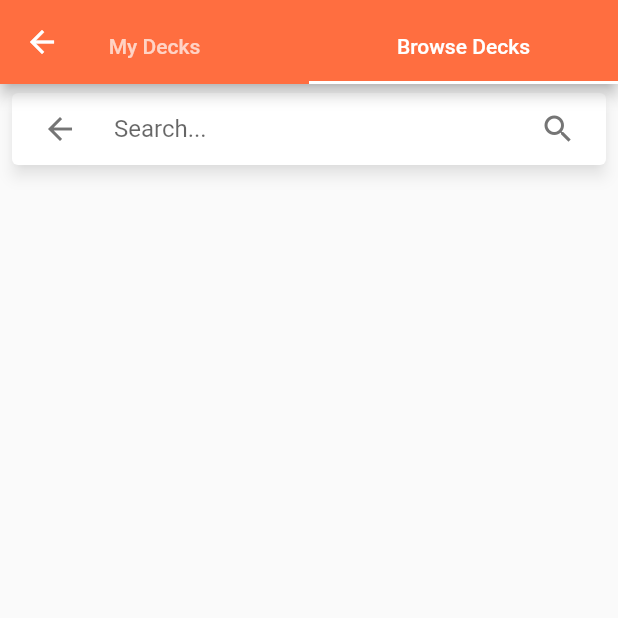
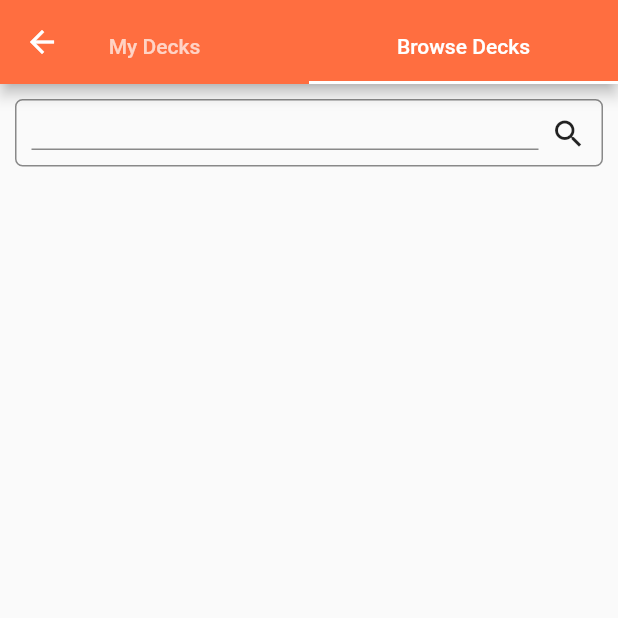
Before and after one commit to mfteloglu/MemBoost, a Flutter app: the ManageDecksScreen screen opened directly, tab 2 chosen, on a phone screen of 412 x 824 dp, the top half of it. Run offline on Flutter 3.47's test engine with Material 2 defaults, Android fonts, the phone set to English and light mode, and no system bars; drawn by our look-alikes of material_floating_search_bar; our stand-ins replace cloud_firestore, firebase_auth, firebase_core, firebase_storage, flip_card, google_sign_in and 1 more; missing offline and left inert: flutter_downloader, sign_button; accounts and stored records are empty.

Commit message:
implemented search bar functionality in browse decks screen

```diff
--- a/lib/View/manage_decks_screen.dart
+++ b/lib/View/manage_decks_screen.dart
@@ -120,10 +120,29 @@ class _BrowseDecksTab extends State<BrowseDecksTab>
     with AutomaticKeepAliveClientMixin {
   final isServer = true;
 
+  final _searchBarTextController = TextEditingController();
+  final focusNode = FocusNode();
+
   @override
   bool get wantKeepAlive => true;
 
   List<String> decks = [];
+  List<String> searchResultDecks = [];
+
+  void search(String value) {
+    searchResultDecks.clear();
+    if (value.isEmpty) {
+      focusNode.unfocus();
+      searchResultDecks = decks.toList();
+      return;
+    }
+    for (var deck in decks) {
+      if (deck.toLowerCase().contains(value.toLowerCase())) {
+        searchResultDecks.add(deck);
+      }
+    }
+    //setState(() {});
+  }
 
   @override
   Widget build(BuildContext context) {
@@ -135,9 +154,79 @@ class _BrowseDecksTab extends State<BrowseDecksTab>
             mainAxisSize: MainAxisSize.max,
             crossAxisAlignment: CrossAxisAlignment.stretch,
             children: [
-              SizedBox(width: 600, height: 54, child: buildFloatingSearchBar()),
+              Container(
+                  padding: const EdgeInsets.fromLTRB(0, 0, 0, 10),
+                  width: 600,
+                  height: 65,
+                  child: Align(
+                    alignment: Alignment.center,
+                    child: Container(
+                      padding: const EdgeInsets.fromLTRB(10, 10, 10, 0),
+                      child: Container(
+                          padding: const EdgeInsets.all(10),
+                          decoration: BoxDecoration(
+                            borderRadius: BorderRadius.circular(5),
+                            border: Border.all(
+                              color: Colors.black45,
+                              width: 1,
+                            ),
+                          ),
+                          child: Row(
+                            children: [
+                              Expanded(
+                                flex: 90,
+                                child: TextField(
+                                  onSubmitted: (str) {
+                                    focusNode.unfocus();
+                                  },
+                                  focusNode: focusNode,
+                                  decoration: const InputDecoration(
+                                    enabledBorder: UnderlineInputBorder(
+                                      borderSide:
+                                          BorderSide(color: Colors.black45),
+                                    ),
+                                    focusedBorder: UnderlineInputBorder(
+                                      borderSide:
+                                          BorderSide(color: Colors.black45),
+                                    ),
+                                  ),
+                                  showCursor: false,
+                                  controller: _searchBarTextController,
+                                  onChanged: (value) {
+                                    search(value);
+                                    setState(() {});
+                                  },
+                                ),
+                              ),
+                              Container(
+                                padding: const EdgeInsets.fromLTRB(8, 0, 0, 0),
+                                child: _searchBarTextController.text.isEmpty
+                                    ? const Icon(Icons.search)
+                                    : Align(
+                                        alignment: Alignment.center,
+                                        child: IconButton(
+                                          padding: EdgeInsets.zero,
+                                          constraints: const BoxConstraints(),
+                                          splashRadius: 1,
+                                          alignment: Alignment.topCenter,
+                                          icon: const Icon(Icons.clear),
+                                          onPressed: () {
+                                            focusNode.unfocus();
+                                            _searchBarTextController.clear();
+                                            search("");
+                                            setState(() {});
+                                          },
+                                        ),
+                                      ),
+                              )
+                            ],
+                          )),
+                    ),
+                  )),
               Consumer<DecksViewModel>(builder: (context, viewModel, child) {
                 decks = viewModel.decksOnServer;
+                search(_searchBarTextController.text);
+                print("build");
                 return Expanded(
                   child: GridView.count(
                       padding: const EdgeInsets.all(10),
@@ -145,7 +234,7 @@ class _BrowseDecksTab extends State<BrowseDecksTab>
                       crossAxisSpacing: 10,
                       mainAxisSpacing: 10,
                       children: [
-                        for (var deck in decks)
+                        for (var deck in searchResultDecks)
                           DeckTileOnBackend(deck.toString(), key: UniqueKey()),
                         // list all decks in storage
                       ]),
@@ -153,58 +242,10 @@ class _BrowseDecksTab extends State<BrowseDecksTab>
               })
             ]),
         onRefresh: () async {
-          Provider.of<DecksViewModel>(context, listen:false).getListOfDecksOnServer();
+          Provider.of<DecksViewModel>(context, listen: false)
+              .getListOfDecksOnServer();
         });
   }
-}
-
-Widget buildFloatingSearchBar() {
-  const isPortrait = true;
-
-  return FloatingSearchBar(
-    hint: 'Search...',
-    scrollPadding: const EdgeInsets.only(top: 16, bottom: 56),
-    transitionDuration: const Duration(milliseconds: 800),
-    transitionCurve: Curves.easeInOut,
-    physics: const BouncingScrollPhysics(),
-    axisAlignment: isPortrait ? 0.0 : -1.0,
-    openAxisAlignment: 0.0,
-    width: isPortrait ? 600 : 500,
-    debounceDelay: const Duration(milliseconds: 500),
-    onQueryChanged: (query) {
-      // Call your model, bloc, controller here.
-    },
-    // Specify a custom transition to be used for
-    // animating between opened and closed stated.
-    transition: CircularFloatingSearchBarTransition(),
-    actions: [
-      FloatingSearchBarAction(
-        showIfOpened: false,
-        child: CircularButton(
-          icon: const Icon(Icons.search),
-          onPressed: () {},
-        ),
-      ),
-      FloatingSearchBarAction.searchToClear(
-        showIfClosed: false,
-      ),
-    ],
-    builder: (context, transition) {
-      return ClipRRect(
-        borderRadius: BorderRadius.circular(8),
-        child: Material(
-          color: Colors.white,
-          elevation: 4.0,
-          child: Column(
-            mainAxisSize: MainAxisSize.min,
-            children: Colors.accents.map((color) {
-              return Container(height: 112, color: color);
-            }).toList(),
-          ),
-        ),
-      );
-    },
-  );
 }
 
 class DeckTileDownloaded extends StatelessWidget {
```
